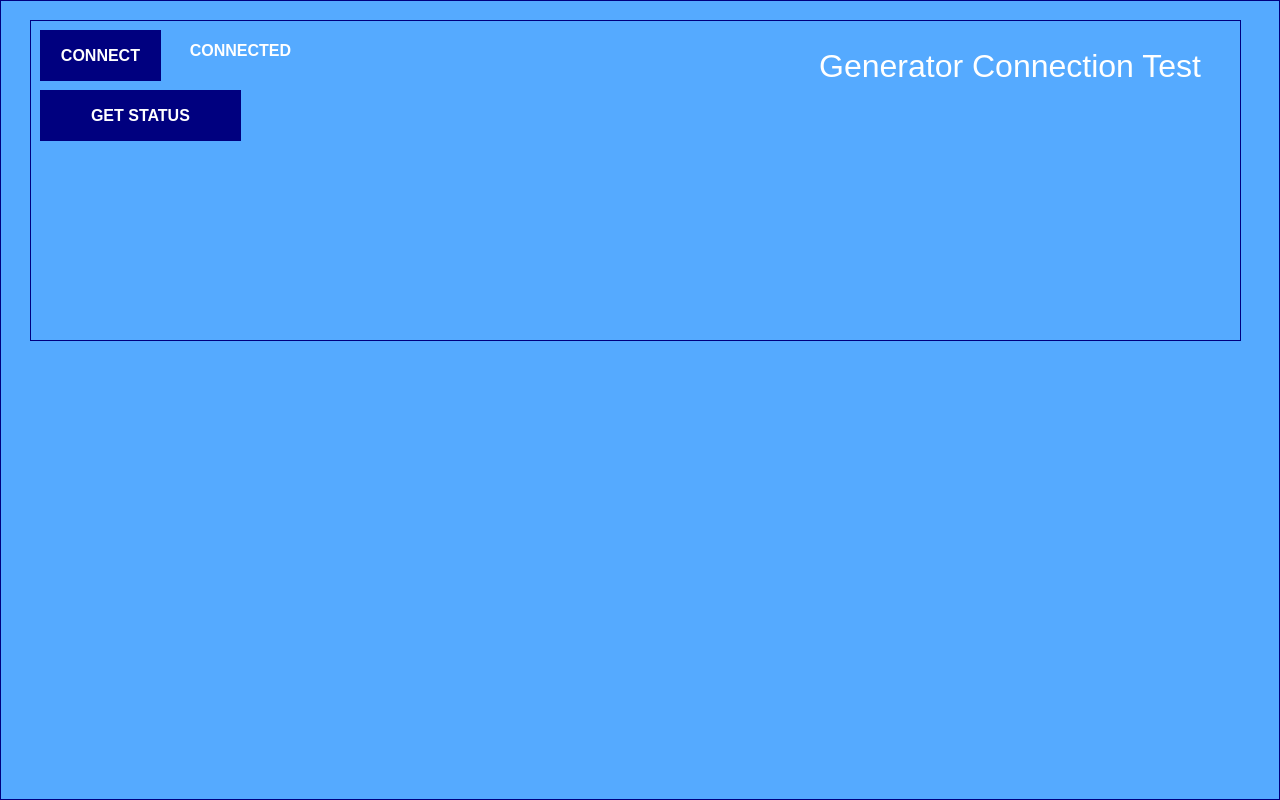
The window that GENERATOR_TEST/SOURCE/startupWindow.ui (marcorispoli/MCPU_Z190_VECCHIO) describes before a commit, drawn with Qt 5.
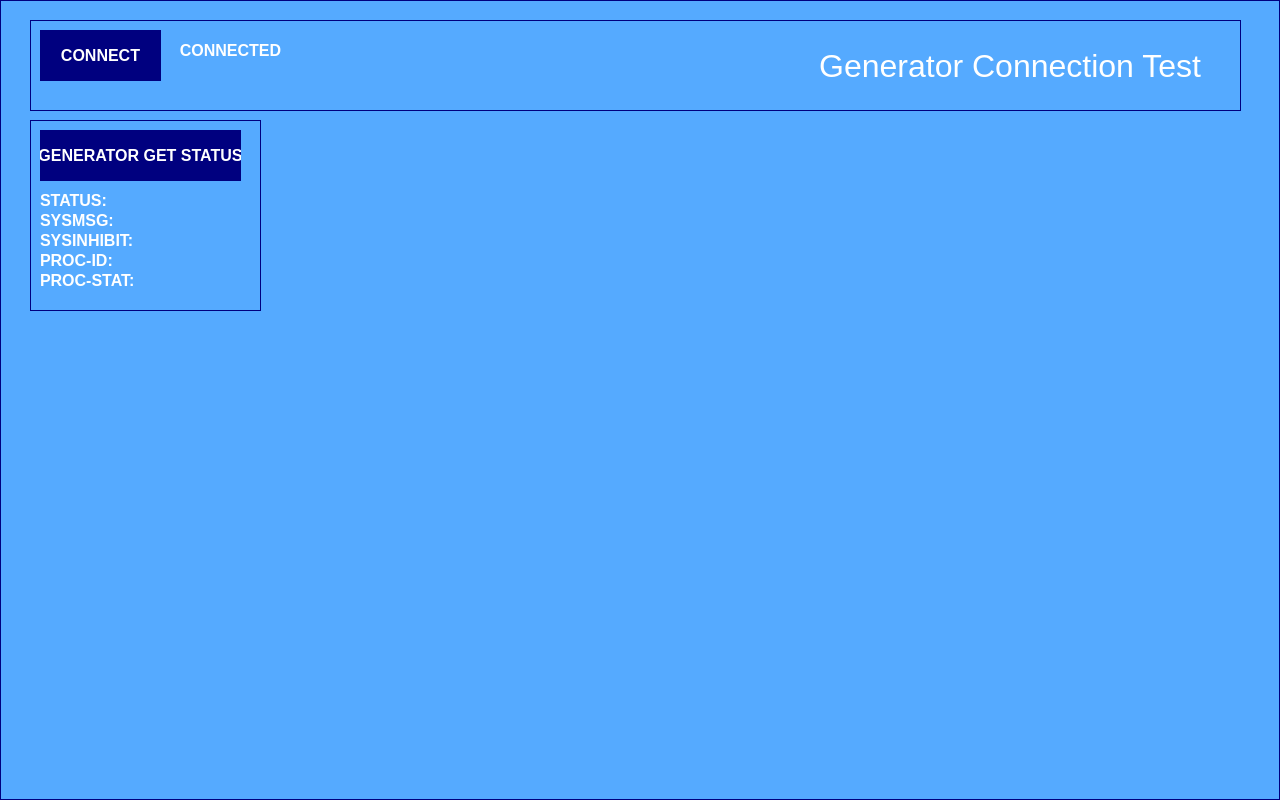
The same window after the commit.

Commit message: Implemented GetStatus V5

Diff of the .ui file:
```diff
--- a/GENERATOR_TEST/SOURCE/startupWindow.ui
+++ b/GENERATOR_TEST/SOURCE/startupWindow.ui
@@ -50,7 +50,7 @@
       <x>30</x>
       <y>20</y>
       <width>1211</width>
-      <height>321</height>
+      <height>91</height>
      </rect>
     </property>
     <property name="styleSheet">
@@ -94,7 +94,7 @@
     <widget class="QLabel" name="connectedLabel">
      <property name="geometry">
       <rect>
-       <x>150</x>
+       <x>140</x>
        <y>20</y>
        <width>121</width>
        <height>20</height>
@@ -147,29 +147,192 @@
       <set>Qt::AlignRight|Qt::AlignTrailing|Qt::AlignVCenter</set>
      </property>
     </widget>
-    <widget class="QPushButton" name="getStatusButton">
+   </widget>
+   <widget class="QFrame" name="connectionFrame_2">
+    <property name="geometry">
+     <rect>
+      <x>30</x>
+      <y>120</y>
+      <width>231</width>
+      <height>191</height>
+     </rect>
+    </property>
+    <property name="styleSheet">
+     <string notr="true">border-width: 1px;
+border-style: solid; 
+border-color: darkblue;
+border-color: rgb(0, 0, 127);
+</string>
+    </property>
+    <property name="frameShape">
+     <enum>QFrame::StyledPanel</enum>
+    </property>
+    <property name="frameShadow">
+     <enum>QFrame::Raised</enum>
+    </property>
+    <widget class="QPushButton" name="genGetStatus">
+     <property name="geometry">
+      <rect>
+       <x>10</x>
+       <y>10</y>
+       <width>201</width>
+       <height>51</height>
+      </rect>
+     </property>
+     <property name="font">
+      <font>
+       <pointsize>12</pointsize>
+       <bold>true</bold>
+      </font>
+     </property>
+     <property name="styleSheet">
+      <string notr="true">background-color: rgb(0, 0, 127);
+color: rgb(255, 255, 255);
+border-width: 0px;
+</string>
+     </property>
+     <property name="text">
+      <string>GENERATOR GET STATUS</string>
+     </property>
+    </widget>
+    <widget class="QLabel" name="statusStat">
      <property name="geometry">
       <rect>
        <x>10</x>
        <y>70</y>
        <width>201</width>
-       <height>51</height>
+       <height>20</height>
       </rect>
      </property>
      <property name="font">
       <font>
        <pointsize>12</pointsize>
+       <italic>false</italic>
        <bold>true</bold>
       </font>
      </property>
      <property name="styleSheet">
-      <string notr="true">background-color: rgb(0, 0, 127);
-color: rgb(255, 255, 255);
+      <string notr="true">color: rgb(255, 255, 255);
 border-width: 0px;
 </string>
      </property>
      <property name="text">
-      <string>GET STATUS</string>
+      <string>STATUS:</string>
+     </property>
+     <property name="alignment">
+      <set>Qt::AlignLeading|Qt::AlignLeft|Qt::AlignVCenter</set>
+     </property>
+    </widget>
+    <widget class="QLabel" name="statusSysMsg">
+     <property name="geometry">
+      <rect>
+       <x>10</x>
+       <y>90</y>
+       <width>211</width>
+       <height>20</height>
+      </rect>
+     </property>
+     <property name="font">
+      <font>
+       <pointsize>12</pointsize>
+       <italic>false</italic>
+       <bold>true</bold>
+      </font>
+     </property>
+     <property name="styleSheet">
+      <string notr="true">color: rgb(255, 255, 255);
+border-width: 0px;
+</string>
+     </property>
+     <property name="text">
+      <string>SYSMSG:</string>
+     </property>
+     <property name="alignment">
+      <set>Qt::AlignLeading|Qt::AlignLeft|Qt::AlignVCenter</set>
+     </property>
+    </widget>
+    <widget class="QLabel" name="statusSysMsgInhibit">
+     <property name="geometry">
+      <rect>
+       <x>10</x>
+       <y>110</y>
+       <width>201</width>
+       <height>20</height>
+      </rect>
+     </property>
+     <property name="font">
+      <font>
+       <pointsize>12</pointsize>
+       <italic>false</italic>
+       <bold>true</bold>
+      </font>
+     </property>
+     <property name="styleSheet">
+      <string notr="true">color: rgb(255, 255, 255);
+border-width: 0px;
+</string>
+     </property>
+     <property name="text">
+      <string>SYSINHIBIT:</string>
+     </property>
+     <property name="alignment">
+      <set>Qt::AlignLeading|Qt::AlignLeft|Qt::AlignVCenter</set>
+     </property>
+    </widget>
+    <widget class="QLabel" name="statusProcId">
+     <property name="geometry">
+      <rect>
+       <x>10</x>
+       <y>130</y>
+       <width>201</width>
+       <height>20</height>
+      </rect>
+     </property>
+     <property name="font">
+      <font>
+       <pointsize>12</pointsize>
+       <italic>false</italic>
+       <bold>true</bold>
+      </font>
+     </property>
+     <property name="styleSheet">
+      <string notr="true">color: rgb(255, 255, 255);
+border-width: 0px;
+</string>
+     </property>
+     <property name="text">
+      <string>PROC-ID:</string>
+     </property>
+     <property name="alignment">
+      <set>Qt::AlignLeading|Qt::AlignLeft|Qt::AlignVCenter</set>
+     </property>
+    </widget>
+    <widget class="QLabel" name="statusProcStat">
+     <property name="geometry">
+      <rect>
+       <x>10</x>
+       <y>150</y>
+       <width>201</width>
+       <height>20</height>
+      </rect>
+     </property>
+     <property name="font">
+      <font>
+       <pointsize>12</pointsize>
+       <italic>false</italic>
+       <bold>true</bold>
+      </font>
+     </property>
+     <property name="styleSheet">
+      <string notr="true">color: rgb(255, 255, 255);
+border-width: 0px;
+</string>
+     </property>
+     <property name="text">
+      <string>PROC-STAT:</string>
+     </property>
+     <property name="alignment">
+      <set>Qt::AlignLeading|Qt::AlignLeft|Qt::AlignVCenter</set>
      </property>
     </widget>
    </widget>
```
The commit also changes 11 other files.
